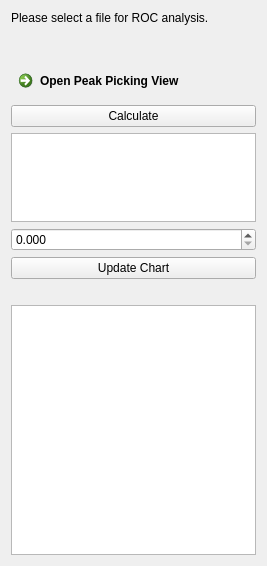
m2aia/m2aia, file Plugins/org.mitk.biomarker.roc/src/internal/BiomarkerRocControls.ui: the form before one commit.
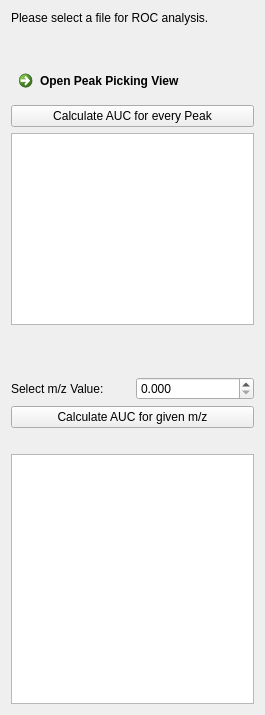
The form after the commit. Custom widgets are drawn as their Qt base class.

Commit message: re-implemented ROC with thresholds to make a speed comparison also changed the plugins layout a bit, looks better now and is more descriptive also refactored some of the plugins code in such a way that it can be reused better also renamed Modules 'DoRocAnalyisFast' or whatever it was called to the proper description of 'MannWhitneyU' also renamed Modules 'TrapezoidApprox' to 'TrapezoidExtraData' and added a pure 'Trapezoid' function for calculating the AUC using thresholds

Diff of the .ui file:
```diff
--- a/Plugins/org.mitk.biomarker.roc/src/internal/BiomarkerRocControls.ui
+++ b/Plugins/org.mitk.biomarker.roc/src/internal/BiomarkerRocControls.ui
@@ -6,8 +6,8 @@
    <rect>
     <x>0</x>
     <y>0</y>
-    <width>267</width>
-    <height>566</height>
+    <width>265</width>
+    <height>715</height>
    </rect>
   </property>
   <property name="minimumSize">
@@ -25,9 +25,7 @@
   <property name="windowTitle">
    <string>QmitkTemplate</string>
   </property>
-  <layout class="QVBoxLayout" name="verticalLayout_2" stretch="1">
-   <item>
-    <layout class="QVBoxLayout" name="verticalLayout" stretch="0,0,0,0,0,0,0,0,0,0,0">
+  <layout class="QVBoxLayout" name="verticalLayout">
      <item>
       <widget class="QLabel" name="label">
        <property name="sizePolicy">
@@ -143,7 +141,7 @@
         <string>Do image processing</string>
        </property>
        <property name="text">
-        <string>Calculate</string>
+      <string>Calculate AUC for every Peak</string>
        </property>
       </widget>
      </item>
@@ -164,6 +162,15 @@
       </spacer>
      </item>
      <item>
+    <layout class="QHBoxLayout" name="horizontalLayout" stretch="1,1">
+     <item>
+      <widget class="QLabel" name="labelMzValue">
+       <property name="text">
+        <string>Select m/z Value:</string>
+       </property>
+      </widget>
+     </item>
+     <item>
       <widget class="QDoubleSpinBox" name="mzValue">
        <property name="sizePolicy">
         <sizepolicy hsizetype="Preferred" vsizetype="Maximum">
@@ -191,10 +198,12 @@
        </property>
       </widget>
      </item>
+    </layout>
+   </item>
      <item>
       <widget class="QPushButton" name="buttonChart">
        <property name="text">
-        <string>Update Chart</string>
+      <string>Calculate AUC for given m/z</string>
        </property>
       </widget>
      </item>
@@ -229,8 +238,6 @@
         </size>
        </property>
       </widget>
-     </item>
-    </layout>
    </item>
   </layout>
  </widget>
```
Lines whose indentation alone changed are shown as unchanged. The commit also changes 3 other files.
